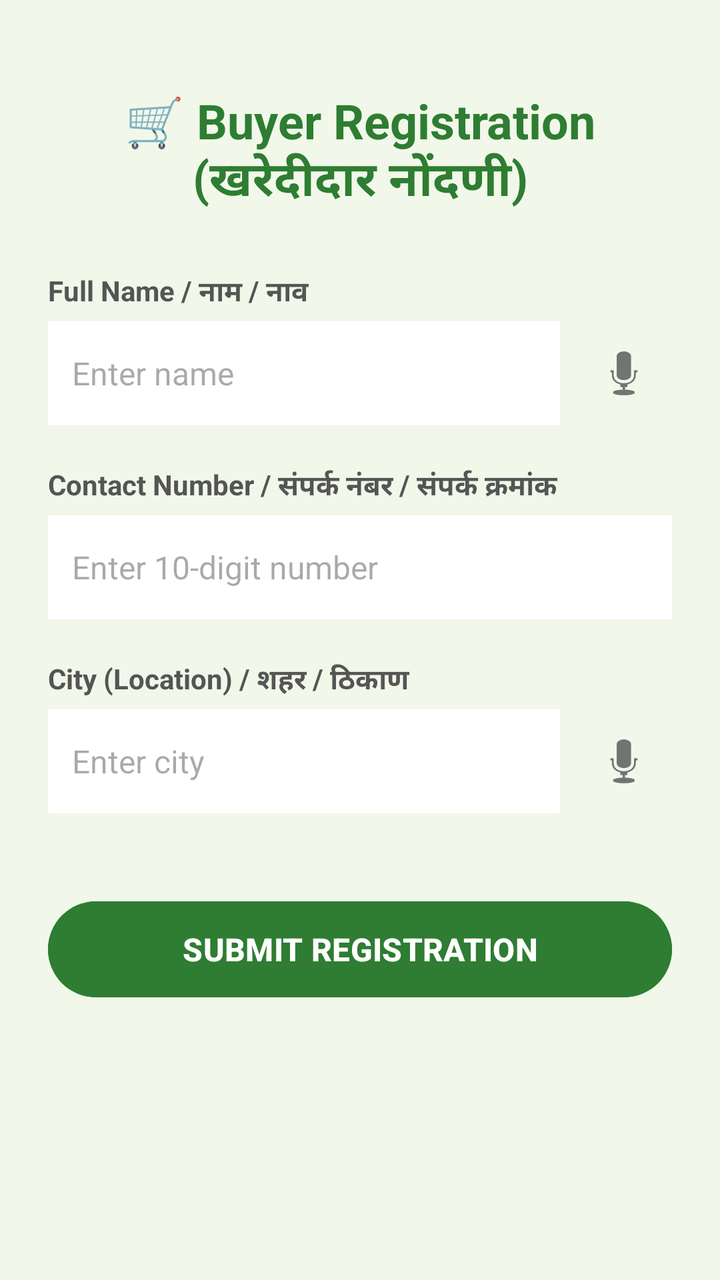
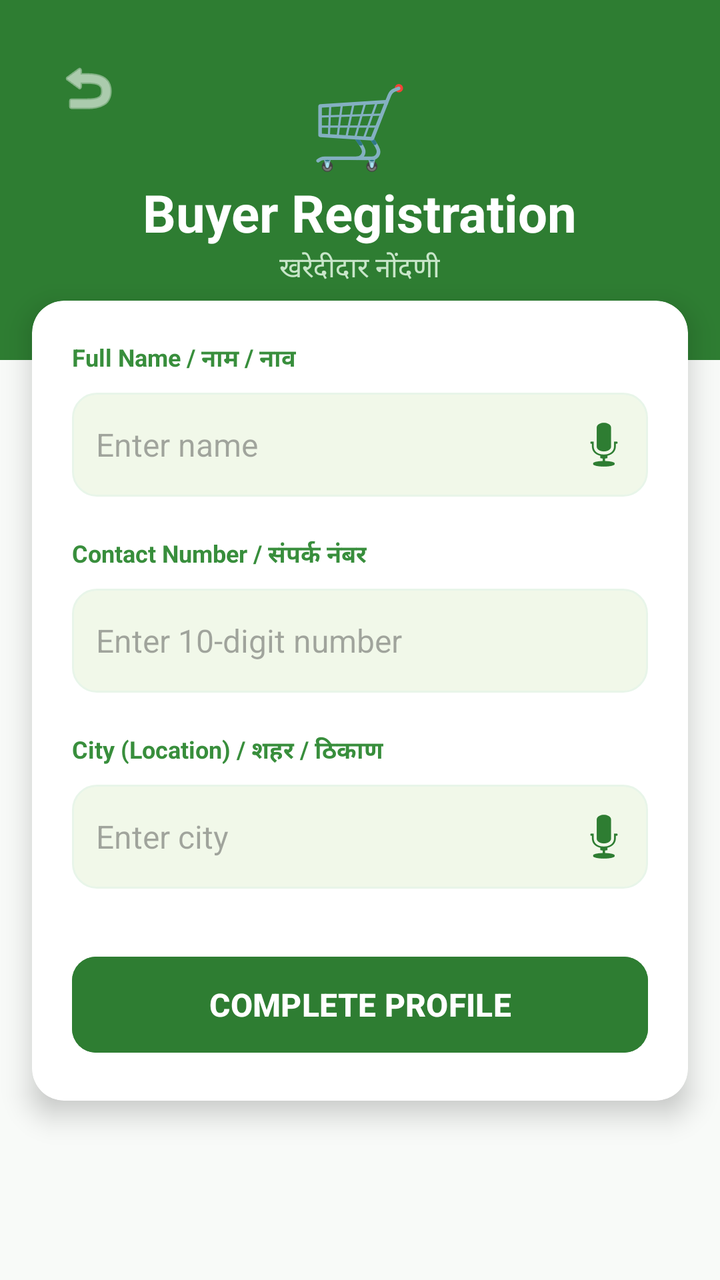

Two renders of the same Android screen: before a commit and after it. Below are the layout's source before the change and the commit's diff.
<!-- AndroidManifest.xml: application theme Theme.AgriConnect -->
<!-- res/layout/activity_buyer_form.xml -->
<?xml version="1.0" encoding="utf-8"?>
<LinearLayout xmlns:android="http://schemas.android.com/apk/res/android"
    android:layout_width="match_parent"
    android:layout_height="match_parent"
    android:orientation="vertical"
    android:padding="24dp"
    android:background="#F1F8E9">

    <TextView
        android:layout_width="match_parent"
        android:layout_height="wrap_content"
        android:text="🛒 Buyer Registration\n(खरेदीदार नोंदणी)"
        android:textSize="24sp"
        android:textStyle="bold"
        android:textColor="#2E7D32"
        android:gravity="center"
        android:paddingTop="20dp"
        android:paddingBottom="28dp"/>

    <TextView
        android:layout_width="match_parent"
        android:layout_height="wrap_content"
        android:text="Full Name / नाम / नाव"
        android:textSize="14sp"
        android:textStyle="bold"
        android:textColor="#555555"
        android:layout_marginBottom="4dp"/>

    <LinearLayout
        android:layout_width="match_parent"
        android:layout_height="wrap_content"
        android:orientation="horizontal"
        android:gravity="center_vertical"
        android:layout_marginBottom="20dp">

        <EditText
            android:id="@+id/etBuyerName"
            android:layout_width="0dp"
            android:layout_height="52dp"
            android:layout_weight="1"
            android:hint="Enter name"
            android:inputType="textPersonName"
            android:paddingStart="12dp"
            android:paddingEnd="12dp"
            android:textSize="16sp"
            android:background="#FFFFFF"/>

        <ImageButton
            android:id="@+id/btnMicName"
            android:layout_width="48dp"
            android:layout_height="48dp"
            android:layout_marginStart="8dp"
            android:src="@android:drawable/ic_btn_speak_now"
            android:background="@android:color/transparent"
            android:contentDescription="Voice input"/>
    </LinearLayout>

    <TextView
        android:layout_width="match_parent"
        android:layout_height="wrap_content"
        android:text="Contact Number / संपर्क नंबर / संपर्क क्रमांक"
        android:textSize="14sp"
        android:textStyle="bold"
        android:textColor="#555555"
        android:layout_marginBottom="4dp"/>

    <EditText
        android:id="@+id/etBuyerContact"
        android:layout_width="match_parent"
        android:layout_height="52dp"
        android:hint="Enter 10-digit number"
        android:inputType="phone"
        android:paddingStart="12dp"
        android:paddingEnd="12dp"
        android:textSize="16sp"
        android:background="#FFFFFF"
        android:layout_marginBottom="20dp"/>

    <TextView
        android:layout_width="match_parent"
        android:layout_height="wrap_content"
        android:text="City (Location) / शहर / ठिकाण"
        android:textSize="14sp"
        android:textStyle="bold"
        android:textColor="#555555"
        android:layout_marginBottom="4dp"/>

    <LinearLayout
        android:layout_width="match_parent"
        android:layout_height="wrap_content"
        android:orientation="horizontal"
        android:gravity="center_vertical"
        android:layout_marginBottom="40dp">

        <EditText
            android:id="@+id/etBuyerCity"
            android:layout_width="0dp"
            android:layout_height="52dp"
            android:layout_weight="1"
            android:hint="Enter city"
            android:inputType="textCapWords"
            android:paddingStart="12dp"
            android:paddingEnd="12dp"
            android:textSize="16sp"
            android:background="#FFFFFF"/>

        <ImageButton
            android:id="@+id/btnMicCity"
            android:layout_width="48dp"
            android:layout_height="48dp"
            android:layout_marginStart="8dp"
            android:src="@android:drawable/ic_btn_speak_now"
            android:background="@android:color/transparent"
            android:contentDescription="Voice input"/>
    </LinearLayout>

    <Button
        android:id="@+id/btnSubmitBuyer"
        android:layout_width="match_parent"
        android:layout_height="56dp"
        android:text="SUBMIT REGISTRATION"
        android:textSize="16sp"
        android:textStyle="bold"
        android:textColor="#FFFFFF"
        android:backgroundTint="#2E7D32"/>

    <ProgressBar
        android:id="@+id/progressBar"
        android:layout_width="48dp"
        android:layout_height="48dp"
        android:layout_gravity="center"
        android:layout_marginTop="16dp"
        android:visibility="gone"/>

</LinearLayout>
<!-- resources referenced by this layout -->
<resources>
  <style name="Theme.AgriConnect" parent="Theme.Material3.DayNight.NoActionBar">
  
          
          <item name="colorPrimary">@color/successGreen</item>
          <item name="colorOnPrimary">@color/white</item>
  
          
          <item name="colorSecondary">@color/greenAccent</item>
          <item name="colorOnSecondary">@color/white</item>
  
          
          <item name="android:colorBackground">@color/backgroundLight</item>
          <item name="colorSurface">@color/white</item>
  
          
          <item name="android:statusBarColor">@color/green</item>
  
      </style>
  <color name="successGreen">#388E3C</color>
  <color name="white">#FFFFFF</color>
  <color name="greenAccent">#66BB6A</color>
  <color name="backgroundLight">#F5F5F5</color>
  <color name="green">#4CAF50</color>
</resources>

<!-- the commit's change to res/layout/activity_buyer_form.xml (unified diff, before → after) -->
@@ -1,135 +1,191 @@
 <?xml version="1.0" encoding="utf-8"?>
 <LinearLayout xmlns:android="http://schemas.android.com/apk/res/android"
+    xmlns:app="http://schemas.android.com/apk/res-auto"
     android:layout_width="match_parent"
     android:layout_height="match_parent"
     android:orientation="vertical"
-    android:padding="24dp"
-    android:background="#F1F8E9">
+    android:background="#F8FAF8">
 
-    <TextView
+    <RelativeLayout
+        android:layout_width="match_parent"
+        android:layout_height="180dp"
+        android:background="#2E7D32"
+        android:padding="20dp">
+
+        <ImageButton
+            android:id="@+id/btnBack"
+            android:layout_width="48dp"
+            android:layout_height="48dp"
+            android:src="@android:drawable/ic_menu_revert"
+            android:background="?attr/selectableItemBackgroundBorderless"
+            android:contentDescription="Back"
+            app:tint="#FFFFFF" />
+
+        <LinearLayout
+            android:layout_width="wrap_content"
+            android:layout_height="wrap_content"
+            android:layout_centerInParent="true"
+            android:gravity="center"
+            android:orientation="vertical">
+
+            <TextView
+                android:layout_width="wrap_content"
+                android:layout_height="wrap_content"
+                android:text="🛒"
+                android:textSize="40sp" />
+
+            <TextView
+                android:layout_width="wrap_content"
+                android:layout_height="wrap_content"
+                android:text="Buyer Registration"
+                android:textColor="#FFFFFF"
+                android:textSize="26sp"
+                android:textStyle="bold" />
+
+            <TextView
+                android:layout_width="wrap_content"
+                android:layout_height="wrap_content"
+                android:text="खरेदीदार नोंदणी"
+                android:textColor="#C8E6C9"
+                android:textSize="14sp" />
+        </LinearLayout>
+    </RelativeLayout>
+
+    <androidx.cardview.widget.CardView
         android:layout_width="match_parent"
         android:layout_height="wrap_content"
-        android:text="🛒 Buyer Registration\n(खरेदीदार नोंदणी)"
-        android:textSize="24sp"
-        android:textStyle="bold"
-        android:textColor="#2E7D32"
-        android:gravity="center"
-        android:paddingTop="20dp"
-        android:paddingBottom="28dp"/>
+        android:layout_marginStart="16dp"
+        android:layout_marginEnd="16dp"
+        android:layout_marginTop="-30dp"
+        app:cardCornerRadius="16dp"
+        app:cardElevation="8dp"
+        app:cardBackgroundColor="#FFFFFF">
 
-    <TextView
-        android:layout_width="match_parent"
-        android:layout_height="wrap_content"
-        android:text="Full Name / नाम / नाव"
-        android:textSize="14sp"
-        android:textStyle="bold"
-        android:textColor="#555555"
-        android:layout_marginBottom="4dp"/>
+        <LinearLayout
+            android:layout_width="match_parent"
+            android:layout_height="wrap_content"
+            android:orientation="vertical"
+            android:padding="20dp">
 
-    <LinearLayout
-        android:layout_width="match_parent"
-        android:layout_height="wrap_content"
-        android:orientation="horizontal"
-        android:gravity="center_vertical"
-        android:layout_marginBottom="20dp">
+            <TextView
+                android:layout_width="wrap_content"
+                android:layout_height="wrap_content"
+                android:text="Full Name / नाम / नाव"
+                android:textColor="#388E3C"
+                android:textSize="12sp"
+                android:textStyle="bold"
+                android:layout_marginBottom="8dp"/>
 
-        <EditText
-            android:id="@+id/etBuyerName"
-            android:layout_width="0dp"
-            android:layout_height="52dp"
-            android:layout_weight="1"
-            android:hint="Enter name"
-            android:inputType="textPersonName"
-            android:paddingStart="12dp"
-            android:paddingEnd="12dp"
-            android:textSize="16sp"
-            android:background="#FFFFFF"/>
+            <LinearLayout
+                android:layout_width="match_parent"
+                android:layout_height="52dp"
+                android:orientation="horizontal"
+                android:gravity="center_vertical"
+                android:background="@drawable/input_field_bg"
+                android:layout_marginBottom="20dp">
 
-        <ImageButton
-            android:id="@+id/btnMicName"
-            android:layout_width="48dp"
-            android:layout_height="48dp"
-            android:layout_marginStart="8dp"
-            android:src="@android:drawable/ic_btn_speak_now"
-            android:background="@android:color/transparent"
-            android:contentDescription="Voice input"/>
-    </LinearLayout>
+                <EditText
+                    android:id="@+id/etBuyerName"
+                    android:layout_width="0dp"
+                    android:layout_height="match_parent"
+                    android:layout_weight="1"
+                    android:hint="Enter name"
+                    android:inputType="textPersonName"
+                    android:paddingStart="12dp"
+                    android:paddingEnd="12dp"
+                    android:textSize="16sp"
+                    android:background="@null"/>
 
-    <TextView
-        android:layout_width="match_parent"
-        android:layout_height="wrap_content"
-        android:text="Contact Number / संपर्क नंबर / संपर्क क्रमांक"
-        android:textSize="14sp"
-        android:textStyle="bold"
-        android:textColor="#555555"
-        android:layout_marginBottom="4dp"/>
+                <ImageButton
+                    android:id="@+id/btnMicName"
+                    android:layout_width="44dp"
+                    android:layout_height="44dp"
+                    android:src="@android:drawable/ic_btn_speak_now"
+                    android:background="?attr/selectableItemBackgroundBorderless"
+                    app:tint="#2E7D32"
+                    android:contentDescription="Voice input"/>
+            </LinearLayout>
 
-    <EditText
-        android:id="@+id/etBuyerContact"
-        android:layout_width="match_parent"
-        android:layout_height="52dp"
-        android:hint="Enter 10-digit number"
-        android:inputType="phone"
-        android:paddingStart="12dp"
-        android:paddingEnd="12dp"
-        android:textSize="16sp"
-        android:background="#FFFFFF"
-        android:layout_marginBottom="20dp"/>
+            <TextView
+                android:layout_width="wrap_content"
+                android:layout_height="wrap_content"
+                android:text="Contact Number / संपर्क नंबर"
+                android:textColor="#388E3C"
+                android:textSize="12sp"
+                android:textStyle="bold"
+                android:layout_marginBottom="8dp"/>
 
-    <TextView
-        android:layout_width="match_parent"
-        android:layout_height="wrap_content"
-        android:text="City (Location) / शहर / ठिकाण"
-        android:textSize="14sp"
-        android:textStyle="bold"
-        android:textColor="#555555"
-        android:layout_marginBottom="4dp"/>
+            <EditText
+                android:id="@+id/etBuyerContact"
+                android:layout_width="match_parent"
+                android:layout_height="52dp"
+                android:hint="Enter 10-digit number"
+                android:inputType="phone"
+                android:paddingStart="12dp"
+                android:paddingEnd="12dp"
+                android:textSize="16sp"
+                android:background="@drawable/input_field_bg"
+                android:layout_marginBottom="20dp"/>
 
-    <LinearLayout
-        android:layout_width="match_parent"
-        android:layout_height="wrap_content"
-        android:orientation="horizontal"
-        android:gravity="center_vertical"
-        android:layout_marginBottom="40dp">
+            <TextView
+                android:layout_width="wrap_content"
+                android:layout_height="wrap_content"
+                android:text="City (Location) / शहर / ठिकाण"
+                android:textColor="#388E3C"
+                android:textSize="12sp"
+                android:textStyle="bold"
+                android:layout_marginBottom="8dp"/>
 
-        <EditText
-            android:id="@+id/etBuyerCity"
-            android:layout_width="0dp"
-            android:layout_height="52dp"
-            android:layout_weight="1"
-            android:hint="Enter city"
-            android:inputType="textCapWords"
-            android:paddingStart="12dp"
-            android:paddingEnd="12dp"
-            android:textSize="16sp"
-            android:background="#FFFFFF"/>
+            <LinearLayout
+                android:layout_width="match_parent"
+                android:layout_height="52dp"
+                android:orientation="horizontal"
+                android:gravity="center_vertical"
+                android:background="@drawable/input_field_bg"
+                android:layout_marginBottom="30dp">
 
-        <ImageButton
-            android:id="@+id/btnMicCity"
-            android:layout_width="48dp"
-            android:layout_height="48dp"
-            android:layout_marginStart="8dp"
-            android:src="@android:drawable/ic_btn_speak_now"
-            android:background="@android:color/transparent"
-            android:contentDescription="Voice input"/>
-    </LinearLayout>
+                <EditText
+                    android:id="@+id/etBuyerCity"
+                    android:layout_width="0dp"
+                    android:layout_height="match_parent"
+                    android:layout_weight="1"
+                    android:hint="Enter city"
+                    android:inputType="textCapWords"
+                    android:paddingStart="12dp"
+                    android:paddingEnd="12dp"
+                    android:textSize="16sp"
+                    android:background="@null"/>
 
-    <Button
-        android:id="@+id/btnSubmitBuyer"
-        android:layout_width="match_parent"
-        android:layout_height="56dp"
-        android:text="SUBMIT REGISTRATION"
-        android:textSize="16sp"
-        android:textStyle="bold"
-        android:textColor="#FFFFFF"
-        android:backgroundTint="#2E7D32"/>
+                <ImageButton
+                    android:id="@+id/btnMicCity"
+                    android:layout_width="44dp"
+                    android:layout_height="44dp"
+                    android:src="@android:drawable/ic_btn_speak_now"
+                    android:background="?attr/selectableItemBackgroundBorderless"
+                    app:tint="#2E7D32"
+                    android:contentDescription="Voice input"/>
+            </LinearLayout>
 
-    <ProgressBar
-        android:id="@+id/progressBar"
-        android:layout_width="48dp"
-        android:layout_height="48dp"
-        android:layout_gravity="center"
-        android:layout_marginTop="16dp"
-        android:visibility="gone"/>
+            <Button
+                android:id="@+id/btnSubmitBuyer"
+                android:layout_width="match_parent"
+                android:layout_height="56dp"
+                android:text="COMPLETE PROFILE"
+                android:textSize="16sp"
+                android:textStyle="bold"
+                android:textColor="#FFFFFF"
+                android:backgroundTint="#2E7D32"
+                app:cornerRadius="12dp"/>
 
+            <ProgressBar
+                android:id="@+id/progressBar"
+                android:layout_width="48dp"
+                android:layout_height="48dp"
+                android:layout_gravity="center"
+                android:layout_marginTop="16dp"
+                android:indeterminateTint="#2E7D32"
+                android:visibility="gone"/>
+
+        </LinearLayout>
+    </androidx.cardview.widget.CardView>
 </LinearLayout>
<!-- resource entries referenced after the edit -->
@@ -1,5 +1,11 @@
 <!-- resources referenced by this layout -->
 <resources>
+  <!-- drawable input_field_bg (drawable) -->
+  <shape xmlns:android="http://schemas.android.com/apk/res/android">
+      <solid android:color="#F1F8E9"/>
+      <corners android:radius="12dp"/>
+      <stroke android:width="1dp" android:color="#E8F5E9"/>
+  </shape>
   <style name="Theme.AgriConnect" parent="Theme.Material3.DayNight.NoActionBar">
   
           
